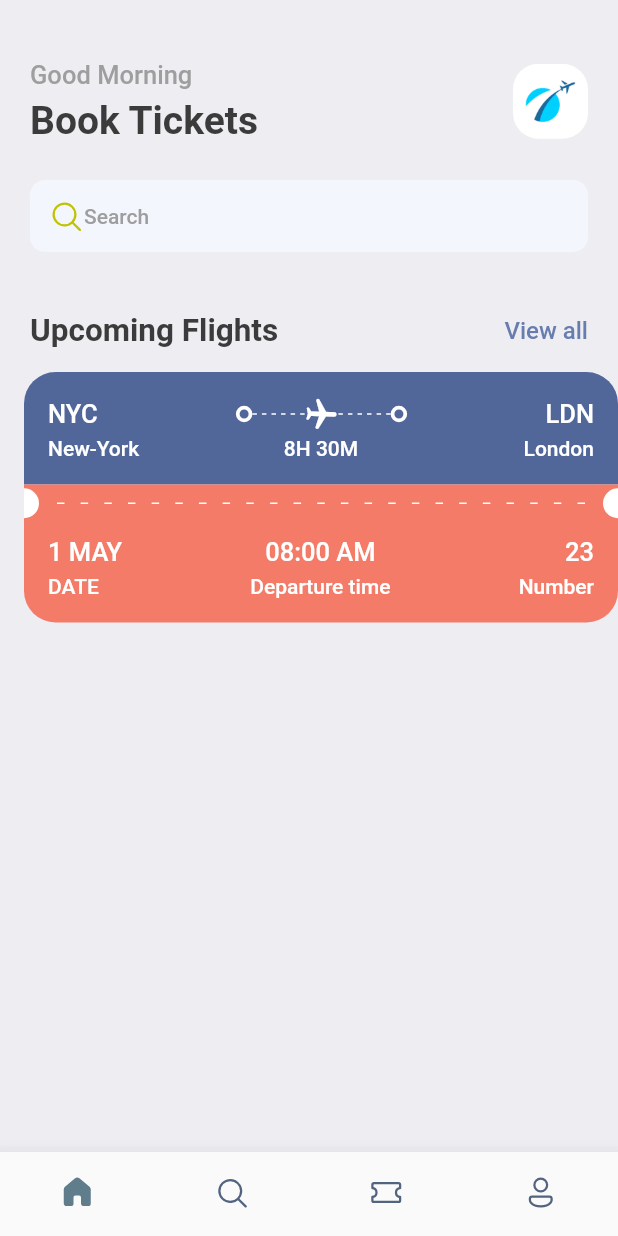
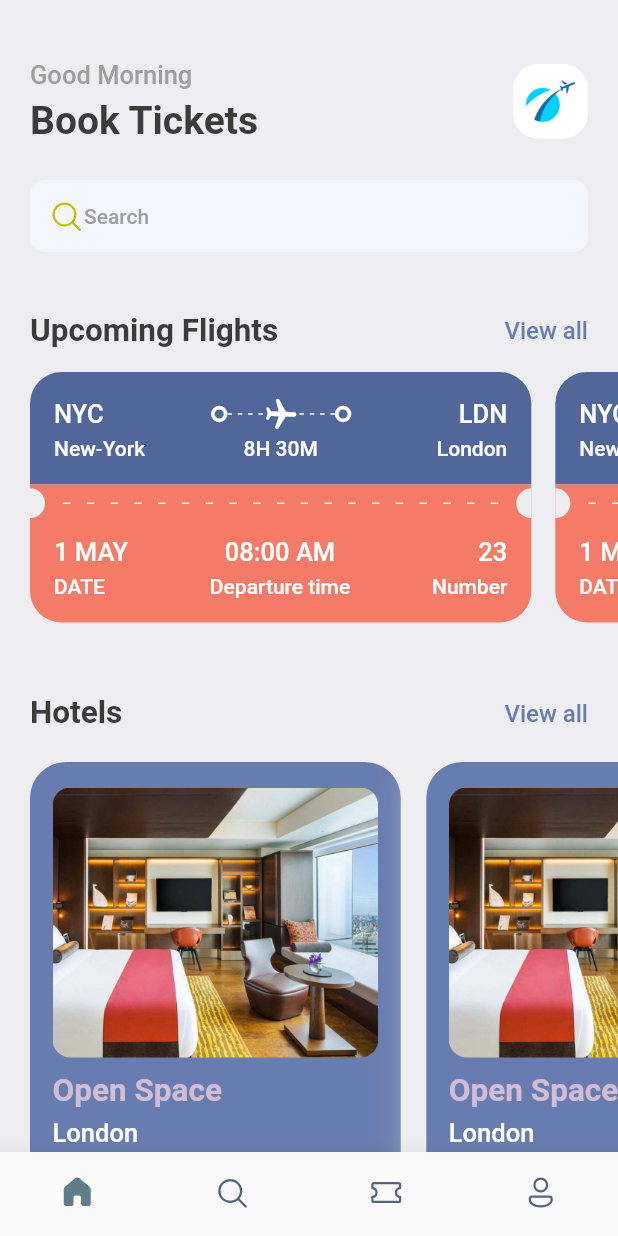
Before and after one commit to rodgersBRY/shuttle-express, a Flutter app: the screen it shows after launch, on a phone screen of 412 x 824 dp. Run offline on Flutter 3.47's test engine with Material 2 defaults, Android fonts, the phone set to English and light mode, and no system bars; our stand-ins replace fluentui_icons, gap.

Commit message:
finish the homepage layout building

```diff
--- a/lib/screens/home_screen.dart
+++ b/lib/screens/home_screen.dart
@@ -1,6 +1,7 @@
 import 'package:fluentui_icons/fluentui_icons.dart';
 import 'package:flutter/material.dart';
 import 'package:gap/gap.dart';
+import 'package:shuttle_express/screens/hotel_screen.dart';
 import 'package:shuttle_express/screens/ticket_view.dart';
 import 'package:shuttle_express/utils/app_styles.dart';
 
@@ -63,7 +64,7 @@
                     ],
                   ),
                   decoration: BoxDecoration(
-                    color:  const Color(0xFFF4F6FD),
+                    color: const Color(0xFFF4F6FD),
                     borderRadius: BorderRadius.circular(10),
                   ),
                 ),
@@ -90,7 +91,52 @@
             ),
           ),
           const Gap(15),
-          const TicketView(),
+          SingleChildScrollView(
+            scrollDirection: Axis.horizontal,
+            padding: const EdgeInsets.only(left: 20),
+            child: Row(
+              children: const [
+                TicketView(),
+                TicketView(),
+              ],
+            ),
+          ),
+          const Gap(15),
+          Container(
+            padding: const EdgeInsets.symmetric(horizontal: 20),
+            child: Row(
+              mainAxisAlignment: MainAxisAlignment.spaceBetween,
+              children: [
+                Text(
+                  "Hotels",
+                  style: Styles.headlineStyle2,
+                ),
+                InkWell(
+                  child: Text(
+                    "View all",
+                    style: Styles.textStyle.copyWith(
+                      color: Styles.primaryColor,
+                    ),
+                  ),
+                  onTap: () {},
+                )
+              ],
+            ),
+          ),
+          const Gap(15),
+          SingleChildScrollView(
+            scrollDirection: Axis.horizontal,
+            padding: const EdgeInsets.only(left: 20),
+            child: Row(
+              children: const [
+                HotelScreen(),
+                HotelScreen(),
+                HotelScreen(),
+                HotelScreen(),
+              ],
+            ),
+          ),
+          const Gap(15),
         ],
       ),
     );
--- /dev/null
+++ b/lib/screens/hotel_screen.dart
@@ -0,0 +1,61 @@
+import 'package:flutter/material.dart';
+import 'package:gap/gap.dart';
+import 'package:shuttle_express/utils/app_layout.dart';
+import 'package:shuttle_express/utils/app_styles.dart';
+
+class HotelScreen extends StatelessWidget {
+  const HotelScreen({Key? key}) : super(key: key);
+
+  @override
+  Widget build(BuildContext context) {
+    final size = AppLayout.getSize(context);
+
+    return Container(
+      width: size.width * 0.6,
+      height: 350,
+      padding: const EdgeInsets.symmetric(horizontal: 15, vertical: 17),
+      margin: const EdgeInsets.only(right: 17, top: 5),
+      decoration: BoxDecoration(
+          color: Styles.primaryColor,
+          borderRadius: BorderRadius.circular(24),
+          boxShadow: [
+            BoxShadow(
+              color: Colors.grey.shade200,
+              blurRadius: 20,
+              spreadRadius: 5,
+            )
+          ]),
+      child: Column(
+        crossAxisAlignment: CrossAxisAlignment.start,
+        children: [
+          Container(
+            height: 180,
+            decoration: BoxDecoration(
+              color: Styles.primaryColor,
+              borderRadius: BorderRadius.circular(12),
+              image: const DecorationImage(
+                fit: BoxFit.cover,
+                image: AssetImage("assets/images/one.png"),
+              ),
+            ),
+          ),
+          const Gap(10),
+          Text(
+            "Open Space",
+            style: Styles.headlineStyle2.copyWith(color: Styles.kakiColor),
+          ),
+          const Gap(5),
+          Text(
+            "London",
+            style: Styles.headlineStyle3.copyWith(color: Colors.white),
+          ),
+          const Gap(8),
+          Text(
+            "\$40/night",
+            style: Styles.headlineStyle1.copyWith(color: Styles.kakiColor),
+          ),
+        ],
+      ),
+    );
+  }
+}
--- a/lib/screens/ticket_view.dart
+++ b/lib/screens/ticket_view.dart
@@ -12,10 +12,10 @@
     final size = AppLayout.getSize(context);
 
     return SizedBox(
-      width: size.width,
+      width: size.width * .85,
       height: 200,
       child: Container(
-        margin: const EdgeInsets.only(left: 16),
+        margin: const EdgeInsets.only(right: 16),
         child: Column(
           children: [
             /*
@@ -132,13 +132,13 @@
               color: Styles.orangeColor,
               child: Row(
                 children: [
-                  const SizedBox(
+                  SizedBox(
                     height: 20,
                     width: 10,
                     child: DecoratedBox(
                       decoration: BoxDecoration(
-                        color: Colors.white,
-                        borderRadius: BorderRadius.only(
+                        color: Styles.bgColor,
+                        borderRadius: const BorderRadius.only(
                           topRight: Radius.circular(10),
                           bottomRight: Radius.circular(10),
                         ),
@@ -170,13 +170,13 @@
                       }),
                     ),
                   ),
-                  const SizedBox(
+                  SizedBox(
                     height: 20,
                     width: 10,
                     child: DecoratedBox(
                       decoration: BoxDecoration(
-                        color: Colors.white,
-                        borderRadius: BorderRadius.only(
+                        color: Styles.bgColor,
+                        borderRadius: const BorderRadius.only(
                           topLeft: Radius.circular(10),
                           bottomLeft: Radius.circular(10),
                         ),
--- a/lib/utils/app_styles.dart
+++ b/lib/utils/app_styles.dart
@@ -8,6 +8,7 @@
   static Color textColor = const Color(0xFF3b3b3b);
   static Color bgColor = const Color(0xFFeeedf2);
   static Color orangeColor = const Color(0xFFF37B67);
+  static Color kakiColor = const Color(0xFFd2bdd6);
 
   static TextStyle textStyle = TextStyle(
     fontSize: 16,
```
